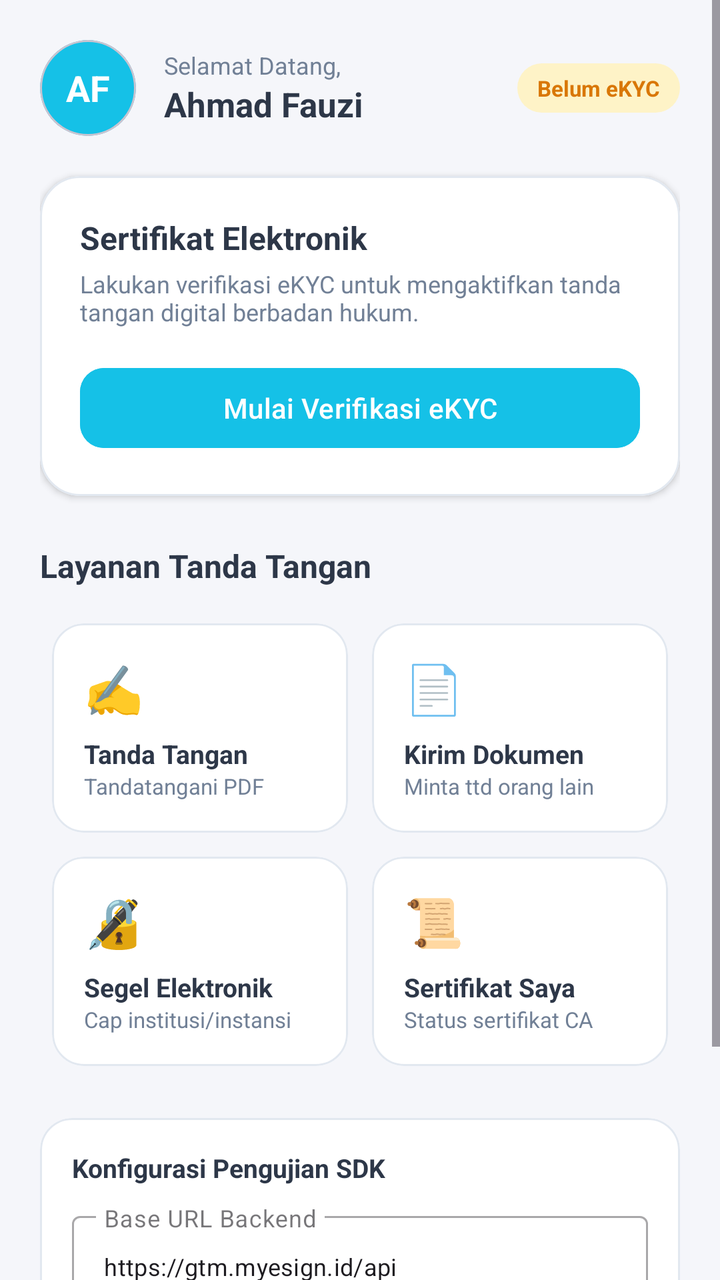
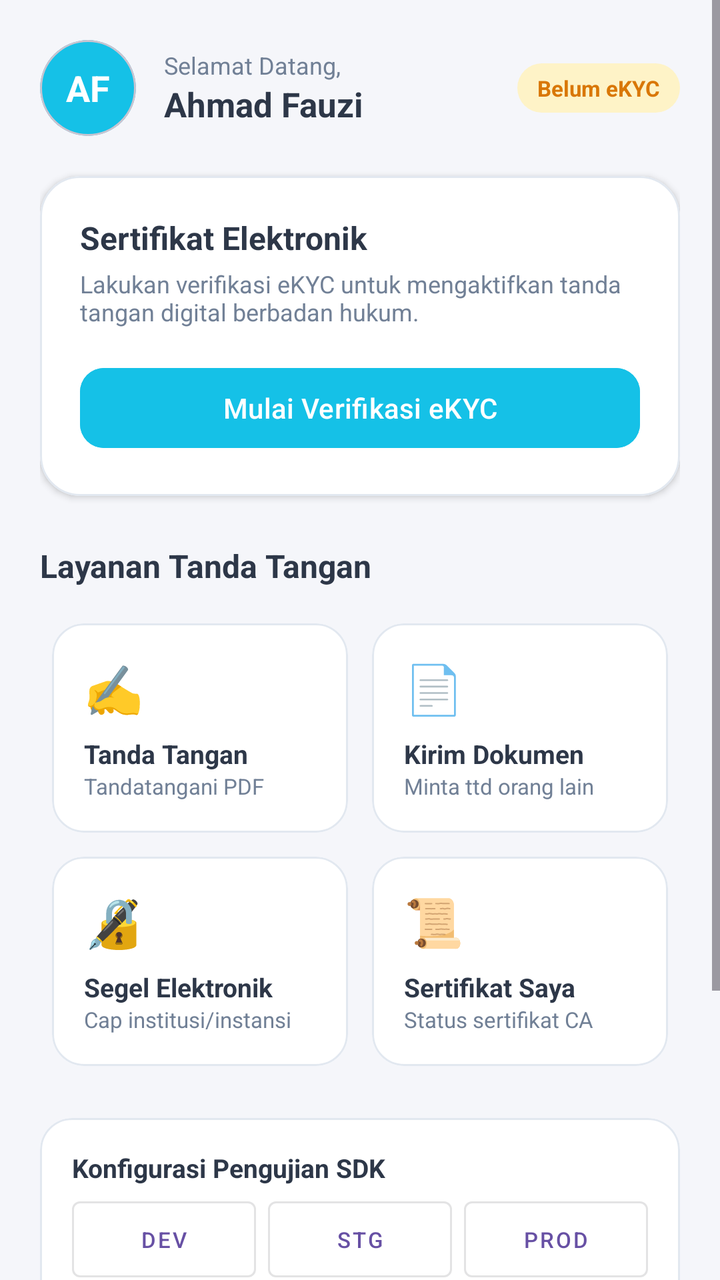

Two renders of the same Android screen: before a commit and after it. Below are the layout's source before the change and the commit's diff.
<!-- AndroidManifest.xml: application theme Theme.Material3.DayNight.NoActionBar -->
<!-- res/layout/activity_main.xml -->
<?xml version="1.0" encoding="utf-8"?>
<ScrollView xmlns:android="http://schemas.android.com/apk/res/android"
    xmlns:app="http://schemas.android.com/apk/res-auto"
    android:layout_width="match_parent"
    android:layout_height="match_parent"
    android:background="@color/sample_bg"
    android:fillViewport="true">

    <LinearLayout
        android:layout_width="match_parent"
        android:layout_height="wrap_content"
        android:orientation="vertical"
        android:padding="20dp">

        
        <LinearLayout
            android:layout_width="match_parent"
            android:layout_height="wrap_content"
            android:gravity="center_vertical"
            android:orientation="horizontal">

            <com.google.android.material.card.MaterialCardView
                android:layout_width="48dp"
                android:layout_height="48dp"
                app:cardBackgroundColor="@color/sample_primary"
                app:cardCornerRadius="24dp"
                app:cardElevation="0dp">

                <TextView
                    android:layout_width="match_parent"
                    android:layout_height="match_parent"
                    android:gravity="center"
                    android:text="AF"
                    android:textColor="@android:color/white"
                    android:textSize="18sp"
                    android:textStyle="bold" />
            </com.google.android.material.card.MaterialCardView>

            <LinearLayout
                android:layout_width="0dp"
                android:layout_height="wrap_content"
                android:layout_marginStart="14dp"
                android:layout_weight="1"
                android:orientation="vertical">

                <TextView
                    android:layout_width="wrap_content"
                    android:layout_height="wrap_content"
                    android:text="Selamat Datang,"
                    android:textColor="@color/sample_text_secondary"
                    android:textSize="12sp" />

                <TextView
                    android:layout_width="wrap_content"
                    android:layout_height="wrap_content"
                    android:text="Ahmad Fauzi"
                    android:textColor="@color/sample_text_primary"
                    android:textSize="17sp"
                    android:textStyle="bold" />
            </LinearLayout>

            <TextView
                android:id="@+id/tvUserStatusBadge"
                android:layout_width="wrap_content"
                android:layout_height="wrap_content"
                android:background="@drawable/badge_status_warning"
                android:paddingHorizontal="10dp"
                android:paddingVertical="5dp"
                android:text="Belum eKYC"
                android:textColor="@color/sample_warning_text"
                android:textSize="11sp"
                android:textStyle="bold" />
        </LinearLayout>

        
        <com.google.android.material.card.MaterialCardView
            android:id="@+id/cardVerification"
            android:layout_width="match_parent"
            android:layout_height="wrap_content"
            android:layout_marginTop="20dp"
            app:cardBackgroundColor="@color/sample_card"
            app:cardCornerRadius="20dp"
            app:cardElevation="2dp"
            app:strokeColor="#E2E8F0"
            app:strokeWidth="1dp">

            <LinearLayout
                android:layout_width="match_parent"
                android:layout_height="wrap_content"
                android:orientation="vertical"
                android:padding="20dp">

                <LinearLayout
                    android:layout_width="match_parent"
                    android:layout_height="wrap_content"
                    android:orientation="horizontal">

                    <LinearLayout
                        android:layout_width="0dp"
                        android:layout_height="wrap_content"
                        android:layout_weight="1"
                        android:orientation="vertical">

                        <TextView
                            android:layout_width="wrap_content"
                            android:layout_height="wrap_content"
                            android:text="Sertifikat Elektronik"
                            android:textColor="@color/sample_text_primary"
                            android:textSize="16sp"
                            android:textStyle="bold" />

                        <TextView
                            android:layout_width="wrap_content"
                            android:layout_height="wrap_content"
                            android:layout_marginTop="4dp"
                            android:text="Lakukan verifikasi eKYC untuk mengaktifkan tanda tangan digital berbadan hukum."
                            android:textColor="@color/sample_text_secondary"
                            android:textSize="12sp" />
                    </LinearLayout>
                </LinearLayout>

                <com.google.android.material.button.MaterialButton
                    android:id="@+id/btnStartEkyc"
                    android:layout_width="match_parent"
                    android:layout_height="48dp"
                    android:layout_marginTop="16dp"
                    android:backgroundTint="@color/sample_primary"
                    android:text="Mulai Verifikasi eKYC"
                    android:textAllCaps="false"
                    android:textColor="@android:color/white"
                    android:textSize="14sp"
                    app:cornerRadius="12dp" />

            </LinearLayout>
        </com.google.android.material.card.MaterialCardView>

        
        <TextView
            android:layout_width="wrap_content"
            android:layout_height="wrap_content"
            android:layout_marginTop="24dp"
            android:text="Layanan Tanda Tangan"
            android:textColor="@color/sample_text_primary"
            android:textSize="16sp"
            android:textStyle="bold" />

        
        <GridLayout
            android:layout_width="match_parent"
            android:layout_height="wrap_content"
            android:layout_marginTop="12dp"
            android:columnCount="2"
            android:rowCount="2">

            
            <com.google.android.material.card.MaterialCardView
                android:id="@+id/cardSignDoc"
                android:layout_width="0dp"
                android:layout_height="wrap_content"
                android:layout_rowWeight="1"
                android:layout_columnWeight="1"
                android:layout_margin="6dp"
                app:cardBackgroundColor="@color/sample_card"
                app:cardCornerRadius="16dp"
                app:cardElevation="0dp"
                app:strokeColor="#E2E8F0"
                app:strokeWidth="1dp">

                <LinearLayout
                    android:layout_width="match_parent"
                    android:layout_height="wrap_content"
                    android:orientation="vertical"
                    android:padding="16dp">

                    <TextView
                        android:layout_width="wrap_content"
                        android:layout_height="wrap_content"
                        android:text="✍️"
                        android:textSize="24sp" />

                    <TextView
                        android:layout_width="wrap_content"
                        android:layout_height="wrap_content"
                        android:layout_marginTop="8dp"
                        android:text="Tanda Tangan"
                        android:textColor="@color/sample_text_primary"
                        android:textSize="13sp"
                        android:textStyle="bold" />

                    <TextView
                        android:layout_width="wrap_content"
                        android:layout_height="wrap_content"
                        android:text="Tandatangani PDF"
                        android:textColor="@color/sample_text_secondary"
                        android:textSize="11sp" />
                </LinearLayout>
            </com.google.android.material.card.MaterialCardView>

            
            <com.google.android.material.card.MaterialCardView
                android:id="@+id/cardUploadDoc"
                android:layout_width="0dp"
                android:layout_height="wrap_content"
                android:layout_rowWeight="1"
                android:layout_columnWeight="1"
                android:layout_margin="6dp"
                app:cardBackgroundColor="@color/sample_card"
                app:cardCornerRadius="16dp"
                app:cardElevation="0dp"
                app:strokeColor="#E2E8F0"
                app:strokeWidth="1dp">

                <LinearLayout
                    android:layout_width="match_parent"
                    android:layout_height="wrap_content"
                    android:orientation="vertical"
                    android:padding="16dp">

                    <TextView
                        android:layout_width="wrap_content"
                        android:layout_height="wrap_content"
                        android:text="📄"
                        android:textSize="24sp" />

                    <TextView
                        android:layout_width="wrap_content"
                        android:layout_height="wrap_content"
                        android:layout_marginTop="8dp"
                        android:text="Kirim Dokumen"
                        android:textColor="@color/sample_text_primary"
                        android:textSize="13sp"
                        android:textStyle="bold" />

                    <TextView
                        android:layout_width="wrap_content"
                        android:layout_height="wrap_content"
                        android:text="Minta ttd orang lain"
                        android:textColor="@color/sample_text_secondary"
                        android:textSize="11sp" />
                </LinearLayout>
            </com.google.android.material.card.MaterialCardView>

            
            <com.google.android.material.card.MaterialCardView
                android:id="@+id/cardSeal"
                android:layout_width="0dp"
                android:layout_height="wrap_content"
                android:layout_rowWeight="1"
                android:layout_columnWeight="1"
                android:layout_margin="6dp"
                app:cardBackgroundColor="@color/sample_card"
                app:cardCornerRadius="16dp"
                app:cardElevation="0dp"
                app:strokeColor="#E2E8F0"
                app:strokeWidth="1dp">

                <LinearLayout
                    android:layout_width="match_parent"
                    android:layout_height="wrap_content"
                    android:orientation="vertical"
                    android:padding="16dp">

                    <TextView
                        android:layout_width="wrap_content"
                        android:layout_height="wrap_content"
                        android:text="🔏"
                        android:textSize="24sp" />

                    <TextView
                        android:layout_width="wrap_content"
                        android:layout_height="wrap_content"
                        android:layout_marginTop="8dp"
                        android:text="Segel Elektronik"
                        android:textColor="@color/sample_text_primary"
                        android:textSize="13sp"
                        android:textStyle="bold" />

                    <TextView
                        android:layout_width="wrap_content"
                        android:layout_height="wrap_content"
                        android:text="Cap institusi/instansi"
                        android:textColor="@color/sample_text_secondary"
                        android:textSize="11sp" />
                </LinearLayout>
            </com.google.android.material.card.MaterialCardView>

            
            <com.google.android.material.card.MaterialCardView
                android:id="@+id/cardCert"
                android:layout_width="0dp"
                android:layout_height="wrap_content"
                android:layout_rowWeight="1"
                android:layout_columnWeight="1"
                android:layout_margin="6dp"
                app:cardBackgroundColor="@color/sample_card"
                app:cardCornerRadius="16dp"
                app:cardElevation="0dp"
                app:strokeColor="#E2E8F0"
                app:strokeWidth="1dp">

                <LinearLayout
                    android:layout_width="match_parent"
                    android:layout_height="wrap_content"
                    android:orientation="vertical"
                    android:padding="16dp">

                    <TextView
                        android:layout_width="wrap_content"
                        android:layout_height="wrap_content"
                        android:text="📜"
                        android:textSize="24sp" />

                    <TextView
                        android:layout_width="wrap_content"
                        android:layout_height="wrap_content"
                        android:layout_marginTop="8dp"
                        android:text="Sertifikat Saya"
                        android:textColor="@color/sample_text_primary"
                        android:textSize="13sp"
                        android:textStyle="bold" />

                    <TextView
                        android:layout_width="wrap_content"
                        android:layout_height="wrap_content"
                        android:text="Status sertifikat CA"
                        android:textColor="@color/sample_text_secondary"
                        android:textSize="11sp" />
                </LinearLayout>
            </com.google.android.material.card.MaterialCardView>

        </GridLayout>

        
        <com.google.android.material.card.MaterialCardView
            android:layout_width="match_parent"
            android:layout_height="wrap_content"
            android:layout_marginTop="20dp"
            app:cardBackgroundColor="@color/sample_card"
            app:cardCornerRadius="16dp"
            app:cardElevation="0dp"
            app:strokeColor="#E2E8F0"
            app:strokeWidth="1dp">

            <LinearLayout
                android:layout_width="match_parent"
                android:layout_height="wrap_content"
                android:orientation="vertical"
                android:padding="16dp">

                <TextView
                    android:layout_width="wrap_content"
                    android:layout_height="wrap_content"
                    android:text="Konfigurasi Pengujian SDK"
                    android:textColor="@color/sample_text_primary"
                    android:textSize="13sp"
                    android:textStyle="bold" />

                <com.google.android.material.textfield.TextInputLayout
                    android:id="@+id/layoutBaseUrl"
                    style="@style/Widget.MaterialComponents.TextInputLayout.OutlinedBox"
                    android:layout_width="match_parent"
                    android:layout_height="wrap_content"
                    android:layout_marginTop="10dp"
                    android:hint="Base URL Backend">

                    <com.google.android.material.textfield.TextInputEditText
                        android:id="@+id/etBaseUrl"
                        android:layout_width="match_parent"
                        android:layout_height="wrap_content"
                        android:inputType="textUri"
                        android:text="https://gtm.myesign.id/api"
                        android:textSize="12sp" />
                </com.google.android.material.textfield.TextInputLayout>

                <com.google.android.material.textfield.TextInputLayout
                    android:id="@+id/layoutAuthToken"
                    style="@style/Widget.MaterialComponents.TextInputLayout.OutlinedBox"
                    android:layout_width="match_parent"
                    android:layout_height="wrap_content"
                    android:layout_marginTop="8dp"
                    android:hint="Bearer Auth Token">

                    <com.google.android.material.textfield.TextInputEditText
                        android:id="@+id/etAuthToken"
                        android:layout_width="match_parent"
                        android:layout_height="wrap_content"
                        android:inputType="text"
                        android:textSize="12sp" />
                </com.google.android.material.textfield.TextInputLayout>

                <TextView
                    android:id="@+id/tvCallbackResult"
                    android:layout_width="match_parent"
                    android:layout_height="wrap_content"
                    android:layout_marginTop="10dp"
                    android:textColor="@color/sample_text_secondary"
                    android:textSize="11sp" />

            </LinearLayout>
        </com.google.android.material.card.MaterialCardView>

    </LinearLayout>
</ScrollView>
<!-- resources referenced by this layout -->
<resources>
  <color name="sample_bg">#F5F6FA</color>
  <color name="sample_card">#FFFFFF</color>
  <color name="sample_primary">#15C1E7</color>
  <color name="sample_text_primary">#2D3748</color>
  <color name="sample_text_secondary">#718096</color>
  <color name="sample_warning_text">#D97706</color>
  <!-- drawable badge_status_warning (drawable) -->
  <?xml version="1.0" encoding="utf-8"?>
  <shape xmlns:android="http://schemas.android.com/apk/res/android">
      <solid android:color="@color/sample_warning_bg" />
      <corners android:radius="100dp" />
  </shape>
  <color name="sample_warning_bg">#FEF3C7</color>
</resources>

<!-- the commit's change to res/layout/activity_main.xml (unified diff, before → after) -->
@@ -355,12 +355,59 @@
                     android:textSize="13sp"
                     android:textStyle="bold" />
 
+                <LinearLayout
+                    android:layout_width="match_parent"
+                    android:layout_height="wrap_content"
+                    android:layout_marginTop="8dp"
+                    android:orientation="horizontal">
+
+                    <com.google.android.material.button.MaterialButton
+                        android:id="@+id/btnEnvDev"
+                        style="@style/Widget.MaterialComponents.Button.OutlinedButton"
+                        android:layout_width="0dp"
+                        android:layout_height="38dp"
+                        android:layout_weight="1"
+                        android:layout_marginEnd="4dp"
+                        android:insetTop="0dp"
+                        android:insetBottom="0dp"
+                        android:padding="0dp"
+                        android:text="DEV"
+                        android:textSize="11sp" />
+
+                    <com.google.android.material.button.MaterialButton
+                        android:id="@+id/btnEnvStg"
+                        style="@style/Widget.MaterialComponents.Button.OutlinedButton"
+                        android:layout_width="0dp"
+                        android:layout_height="38dp"
+                        android:layout_weight="1"
+                        android:layout_marginStart="2dp"
+                        android:layout_marginEnd="2dp"
+                        android:insetTop="0dp"
+                        android:insetBottom="0dp"
+                        android:padding="0dp"
+                        android:text="STG"
+                        android:textSize="11sp" />
+
+                    <com.google.android.material.button.MaterialButton
+                        android:id="@+id/btnEnvProd"
+                        style="@style/Widget.MaterialComponents.Button.OutlinedButton"
+                        android:layout_width="0dp"
+                        android:layout_height="38dp"
+                        android:layout_weight="1"
+                        android:layout_marginStart="4dp"
+                        android:insetTop="0dp"
+                        android:insetBottom="0dp"
+                        android:padding="0dp"
+                        android:text="PROD"
+                        android:textSize="11sp" />
+                </LinearLayout>
+
                 <com.google.android.material.textfield.TextInputLayout
                     android:id="@+id/layoutBaseUrl"
                     style="@style/Widget.MaterialComponents.TextInputLayout.OutlinedBox"
                     android:layout_width="match_parent"
                     android:layout_height="wrap_content"
-                    android:layout_marginTop="10dp"
+                    android:layout_marginTop="8dp"
                     android:hint="Base URL Backend">
 
                     <com.google.android.material.textfield.TextInputEditText
